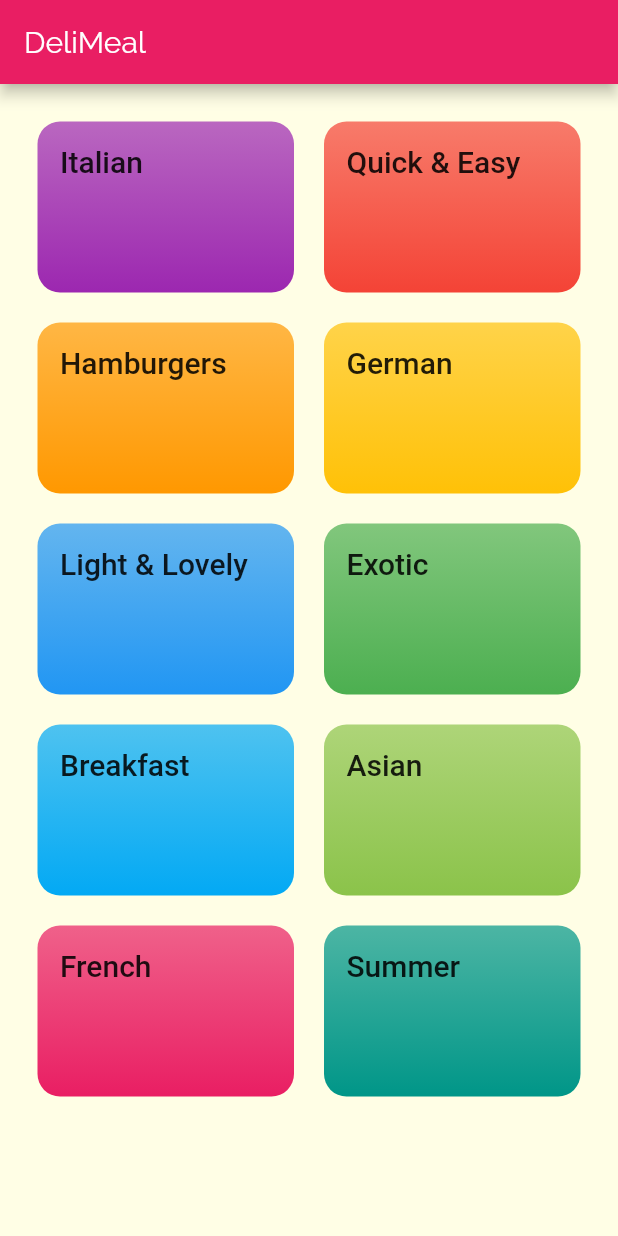
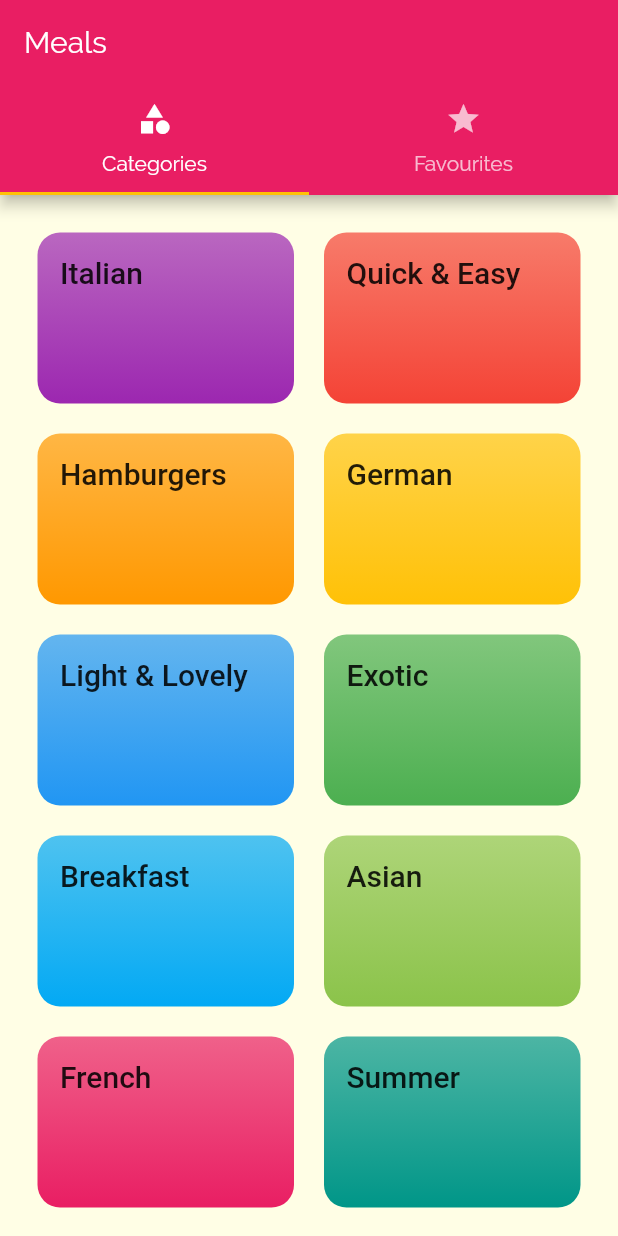
Before and after one commit to aryankush25/meals_app, a Flutter app: the screen it shows after launch, on a phone screen of 412 x 824 dp. Run offline on Flutter 3.47's test engine with Material 2 defaults, Android fonts, the phone set to English and light mode, and no system bars.

```diff
--- a/lib/main.dart
+++ b/lib/main.dart
@@ -1,6 +1,7 @@
 import 'package:flutter/material.dart';
-import 'package:meals_app/screens/meal_detail_screen.dart';
-import 'screens/category_meals_screen.dart';
+import './screens/meal_detail_screen.dart';
+import './screens/tabs_screen.dart';
+import './screens/category_meals_screen.dart';
 import './screens/categories_screen.dart';
 
 void main() {
@@ -21,7 +22,7 @@ class MyApp extends StatelessWidget {
       ),
       initialRoute: '/',
       routes: {
-        '/': (ctx) => CategoriesScreen(),
+        '/': (ctx) => TabsScreen(),
         CategoryMealsScreen.routeName: (ctx) => CategoryMealsScreen(),
         MealDetailScreen.routeName: (ctx) => MealDetailScreen(),
       },
--- a/lib/screens/categories_screen.dart
+++ b/lib/screens/categories_screen.dart
@@ -6,11 +6,7 @@ import '../widgets/category_item.dart';
 class CategoriesScreen extends StatelessWidget {
   @override
   Widget build(BuildContext context) {
-    return Scaffold(
-      appBar: AppBar(
-        title: Text('DeliMeal'),
-      ),
-      body: GridView(
+    return GridView(
       padding: const EdgeInsets.all(25),
       children: DUMMY_CATEGORIES
           .map(
@@ -27,7 +23,6 @@ class CategoriesScreen extends StatelessWidget {
         crossAxisSpacing: 20,
         mainAxisSpacing: 20,
       ),
-      ),
     );
   }
 }
--- a/lib/screens/category_meals_screen.dart
+++ b/lib/screens/category_meals_screen.dart
@@ -35,7 +35,8 @@ class CategoryMealsScreen extends StatelessWidget {
             );
           },
           itemCount: categoryMeals.length,
-      )),
+        ),
+      ),
     );
   }
 }
--- /dev/null
+++ b/lib/screens/favourites_screen.dart
@@ -0,0 +1,12 @@
+import 'package:flutter/material.dart';
+
+class FavouritesScreen extends StatelessWidget {
+  @override
+  Widget build(BuildContext context) {
+    return Container(
+      child: Text(
+        'The Favourites',
+      ),
+    );
+  }
+}
--- /dev/null
+++ b/lib/screens/tabs_screen.dart
@@ -0,0 +1,43 @@
+import 'package:flutter/material.dart';
+import './favourites_screen.dart';
+import './categories_screen.dart';
+
+class TabsScreen extends StatefulWidget {
+  @override
+  _TabsScreenState createState() => _TabsScreenState();
+}
+
+class _TabsScreenState extends State<TabsScreen> {
+  @override
+  Widget build(BuildContext context) {
+    return DefaultTabController(
+      length: 2,
+      initialIndex: 0,
+      child: Scaffold(
+        appBar: AppBar(
+          title: Text(
+            'Meals',
+          ),
+          bottom: TabBar(
+            tabs: [
+              Tab(
+                icon: Icon(Icons.category),
+                text: 'Categories',
+              ),
+              Tab(
+                icon: Icon(Icons.star),
+                text: 'Favourites',
+              )
+            ],
+          ),
+        ),
+        body: TabBarView(
+          children: [
+            CategoriesScreen(),
+            FavouritesScreen(),
+          ],
+        ),
+      ),
+    );
+  }
+}
```
Lines whose indentation alone changed are shown as unchanged.
